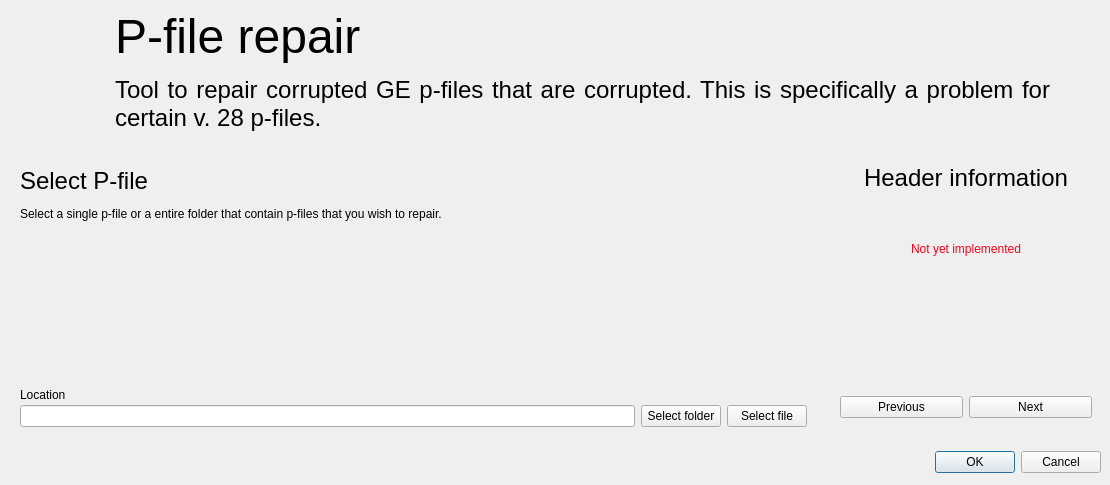
First picture: the form in resources/user_interface/mainwindow.ui, repository AndersAskeland/P-File-repair, before the edit.
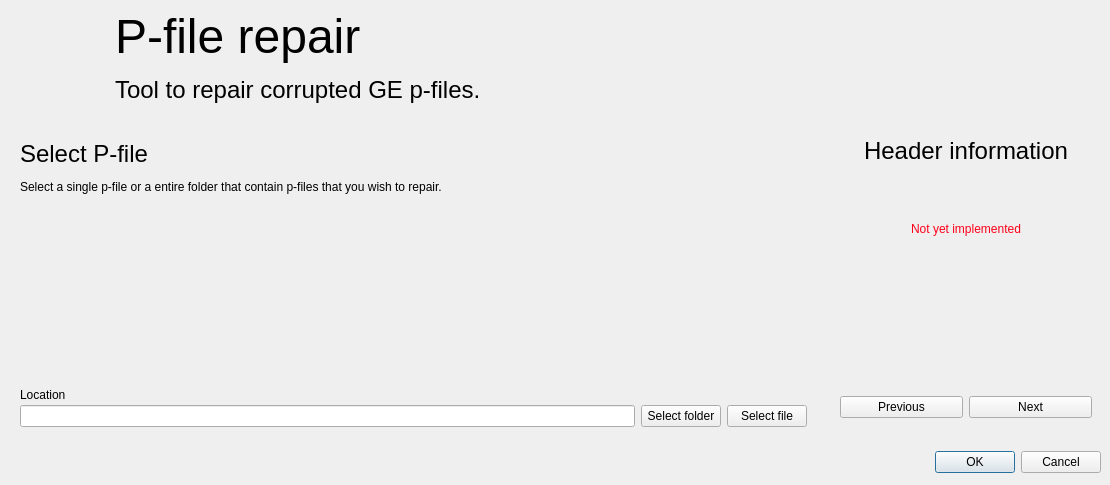
Second picture: the form after the edit. Icons and pictures are not drawn. Custom widgets are drawn as their Qt base class.

Commit message: [style] Windows is not displaying correcltly

```diff
--- a/resources/user_interface/mainwindow.ui
+++ b/resources/user_interface/mainwindow.ui
@@ -30,7 +30,7 @@
     <item>
      <widget class="QFrame" name="sidebar_top">
       <property name="sizePolicy">
-       <sizepolicy hsizetype="Preferred" vsizetype="Expanding">
+       <sizepolicy hsizetype="Preferred" vsizetype="Preferred">
         <horstretch>0</horstretch>
         <verstretch>0</verstretch>
        </sizepolicy>
@@ -38,7 +38,7 @@
       <property name="maximumSize">
        <size>
         <width>16777215</width>
-        <height>140</height>
+        <height>16777215</height>
        </size>
       </property>
       <property name="autoFillBackground">
@@ -103,7 +103,7 @@
           </size>
          </property>
          <property name="text">
-          <string>&lt;html&gt;&lt;head/&gt;&lt;body&gt;&lt;p&gt;&lt;span style=&quot; font-size:36pt;&quot;&gt;P-file repair&lt;/span&gt;&lt;/p&gt;&lt;p align=&quot;justify&quot;&gt;&lt;span style=&quot; font-size:18pt;&quot;&gt;Tool to repair corrupted GE p-files that are corrupted. This is specifically a problem for certain v. 28 p-files.&lt;/span&gt;&lt;/p&gt;&lt;/body&gt;&lt;/html&gt;</string>
+          <string>&lt;html&gt;&lt;head/&gt;&lt;body&gt;&lt;p&gt;&lt;span style=&quot; font-size:36pt;&quot;&gt;P-file repair&lt;/span&gt;&lt;/p&gt;&lt;p align=&quot;justify&quot;&gt;&lt;span style=&quot; font-size:18pt;&quot;&gt;Tool to repair corrupted GE p-files.&lt;/span&gt;&lt;/p&gt;&lt;/body&gt;&lt;/html&gt;</string>
          </property>
          <property name="textFormat">
           <enum>Qt::RichText</enum>
```
